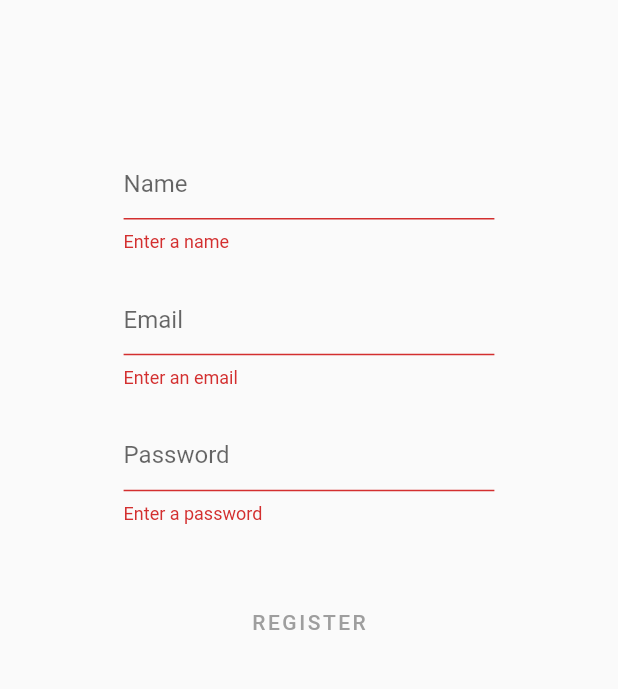
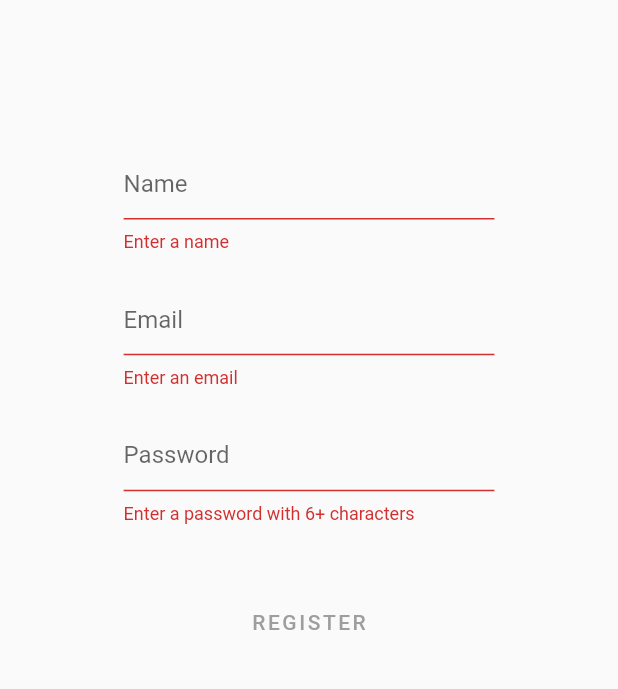
Before and after one commit to nataniayp/plEASE, a Flutter app: the Register screen opened directly, after a tap on "REGISTER", on a phone screen of 412 x 824 dp, the part 110-799 px from its top. Run offline on Flutter 3.47's test engine with Material 2 defaults, Android fonts, the phone set to English and light mode, and no system bars; our stand-ins replace firebase_auth, firebase_core, flutter_spinkit; accounts and stored records are empty.

Commit message:
made password obscure, changed password req to be 6+ characters long

```diff
--- a/lib/screens/authenticate/register.dart
+++ b/lib/screens/authenticate/register.dart
@@ -77,9 +77,10 @@ class _RegisterState extends State<Register> {
                         height: 0.05 * size.width,
                       ),
                       TextFormField(
+                        obscureText: true,
                         decoration: InputDecoration(hintText: "Password"),
-                        validator: (val) => val.isEmpty
-                            ? 'Enter a password'
+                        validator: (val) => val.length < 6
+                            ? 'Enter a password with 6+ characters'
                             : null,
                         onChanged: (val) {
                           setState(() => password = val);
@@ -96,7 +97,7 @@ class _RegisterState extends State<Register> {
                                   userName, email, password);
                             if (result == null) {
                               setState(() => error =
-                              'Enter a valid email');
+                              'Could not register, try again later');
                             }
                           }
                         },
--- a/lib/screens/authenticate/sign_in.dart
+++ b/lib/screens/authenticate/sign_in.dart
@@ -69,9 +69,10 @@ class _SignInState extends State<SignIn> {
                       height: 0.05 * size.width,
                     ),
                     TextFormField(
+                      obscureText: true,
                       decoration: InputDecoration(hintText: "Password"),
-                      validator: (val) => val.isEmpty
-                          ? 'Enter a password'
+                      validator: (val) => val.length < 6
+                          ? 'Enter a password with 6+ characters'
                           : null,
                       onChanged: (val) {
                         setState(() => password = val);
```
